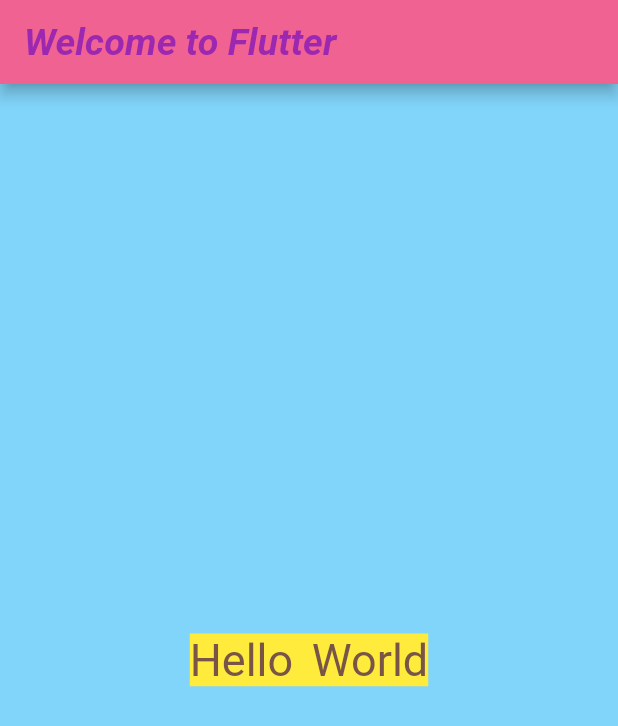
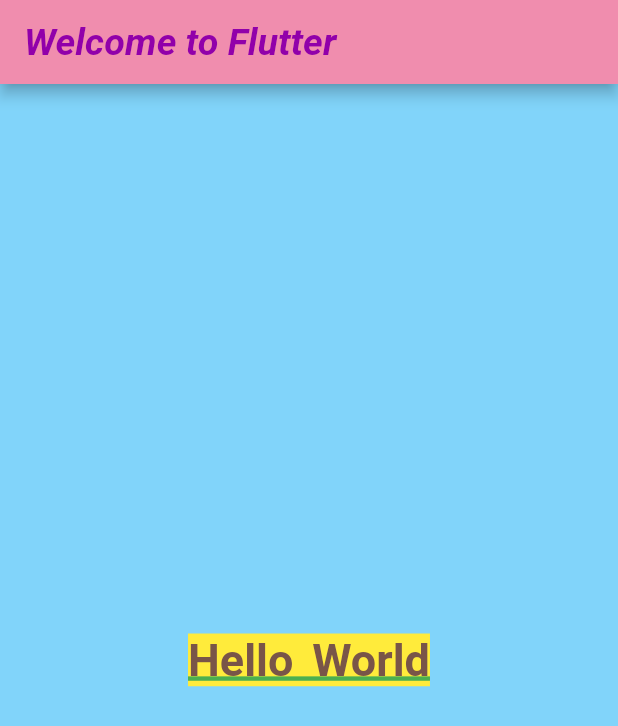
Before and after one commit to khanyousafzaideveloper/hello_flutter, a Flutter app: the screen it shows after launch, on a phone screen of 412 x 824 dp. Shown: the top 726 px of the screen. Run offline on Flutter 3.47's test engine with Material 2 defaults, Android fonts, the phone set to English and light mode, and no system bars; Roboto replaces fonts that are missing (Raleway, RobotoMono).

```diff
--- a/lib/main.dart
+++ b/lib/main.dart
@@ -1,5 +1,3 @@
-import 'dart:ui';
-
 import 'package:flutter/material.dart';
 
 void main() {
@@ -12,17 +10,38 @@ class MyApp extends StatelessWidget {
   @override
   Widget build(BuildContext context) {
     return MaterialApp(
-      theme: ThemeData.lerp(ThemeData.light(), ThemeData.dark(), 0.5),
+      theme: ThemeData(fontFamily: 'Raleway'),
+      themeMode: ThemeMode.light,
       title: 'Welcome to Flutter',
       home: Scaffold(
         backgroundColor: Colors.lightBlue[200],
         appBar: AppBar(
-          backgroundColor: Colors.pink[300],
-
-          title: const Text('Welcome to Flutter', style: TextStyle(fontWeight: FontWeight.bold, color: Colors.purple, fontStyle: FontStyle.italic, fontSize: 25),),
+          backgroundColor: Color.fromARGB(255, 240, 141, 174),
+          title: const Text(
+            'Welcome to Flutter',
+            style: TextStyle(
+              fontWeight: FontWeight.bold,
+              fontFamily: "RobotoMono",
+              color: Color.fromARGB(255, 145, 0, 170),
+              fontStyle: FontStyle.italic,
+              fontSize: 25,
+            ),
+          ),
         ),
         body: const Center(
-          child: Text('Hello World' ,style: TextStyle(fontStyle: FontStyle.normal, color: Colors.brown, fontSize: 30, wordSpacing: 5, backgroundColor: Colors.yellow  ) , ),
+          child: Text(
+            'Hello World',
+            style: TextStyle(
+                fontStyle: FontStyle.normal,
+                color: Colors.brown,
+                fontSize: 30,
+                fontWeight: FontWeight.bold,
+                wordSpacing: 5,
+                backgroundColor: Colors.yellow,
+                decoration: TextDecoration.underline,
+                decorationThickness: 2,
+                decorationColor: Colors.green),
+          ),
         ),
       ),
     );
```
